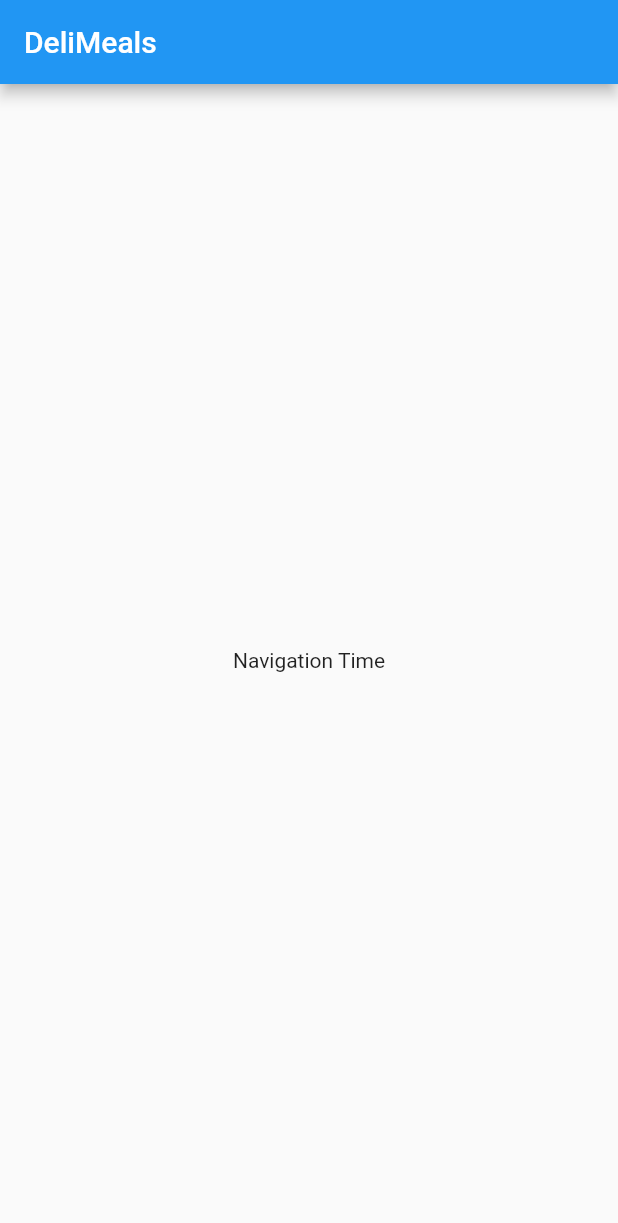
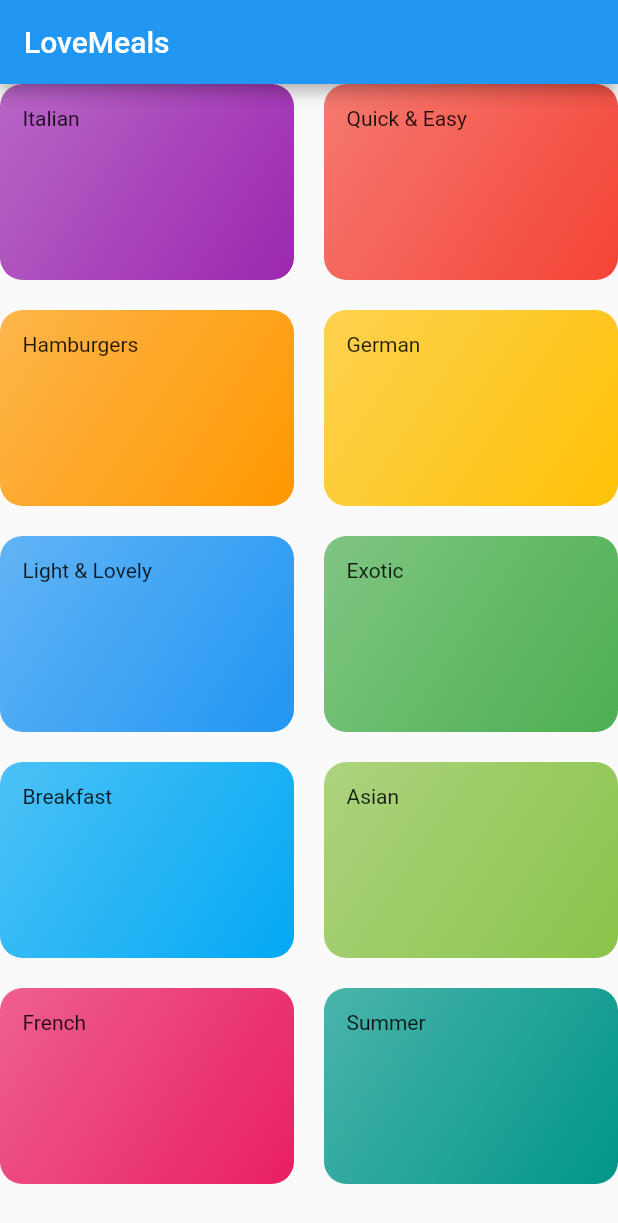
Before and after one commit to ilavisharma/Flutter-Recipes-App, a Flutter app: the screen it shows after launch, on a phone screen of 412 x 824 dp. Shown: the top 1223 px of the screen. Run offline on Flutter 3.47's test engine with Material 2 defaults, Android fonts, the phone set to English and light mode, and no system bars.

Commit message:
add data and create the screen for home

```diff
--- /dev/null
+++ b/lib/categories_screen.dart
@@ -0,0 +1,26 @@
+import 'package:flutter/material.dart';
+import 'package:recipes/category_item.dart';
+import 'package:recipes/dummy_data.dart';
+
+class CategoriesScreen extends StatelessWidget {
+  @override
+  Widget build(BuildContext context) {
+    return Scaffold(
+      appBar: AppBar(title: const Text('LoveMeals')),
+      body: GridView(
+        gridDelegate: SliverGridDelegateWithMaxCrossAxisExtent(
+          maxCrossAxisExtent: 200,
+          childAspectRatio: 3 / 2,
+          crossAxisSpacing: 20,
+          mainAxisSpacing: 20,
+        ),
+        children: DUMMY_CATEGORIES
+            .map((catData) => CategoryItem(
+                  catData.title,
+                  catData.color,
+                ))
+            .toList(),
+      ),
+    );
+  }
+}
--- /dev/null
+++ b/lib/category_item.dart
@@ -0,0 +1,29 @@
+import 'package:flutter/material.dart';
+
+class CategoryItem extends StatelessWidget {
+  final String title;
+  final Color color;
+
+  const CategoryItem(this.title, this.color);
+
+  @override
+  Widget build(BuildContext context) {
+    return Container(
+      padding: const EdgeInsets.all(15),
+      child: Text(
+        title,
+      ),
+      decoration: BoxDecoration(
+        gradient: LinearGradient(
+          colors: [
+            color.withOpacity(0.7),
+            color,
+          ],
+          begin: Alignment.topLeft,
+          end: Alignment.bottomRight,
+        ),
+        borderRadius: BorderRadius.circular(15),
+      ),
+    );
+  }
+}
--- /dev/null
+++ b/lib/dummy_data.dart
@@ -0,0 +1,55 @@
+import 'package:flutter/material.dart';
+import './models/category.dart';
+
+const DUMMY_CATEGORIES = const [
+  Category(
+    id: 'c1',
+    title: 'Italian',
+    color: Colors.purple,
+  ),
+  Category(
+    id: 'c2',
+    title: 'Quick & Easy',
+    color: Colors.red,
+  ),
+  Category(
+    id: 'c3',
+    title: 'Hamburgers',
+    color: Colors.orange,
+  ),
+  Category(
+    id: 'c4',
+    title: 'German',
+    color: Colors.amber,
+  ),
+  Category(
+    id: 'c5',
+    title: 'Light & Lovely',
+    color: Colors.blue,
+  ),
+  Category(
+    id: 'c6',
+    title: 'Exotic',
+    color: Colors.green,
+  ),
+  Category(
+    id: 'c7',
+    title: 'Breakfast',
+    color: Colors.lightBlue,
+  ),
+  Category(
+    id: 'c8',
+    title: 'Asian',
+    color: Colors.lightGreen,
+  ),
+  Category(
+    id: 'c9',
+    title: 'French',
+    color: Colors.pink,
+  ),
+  Category(
+    id: 'c10',
+    title: 'Summer',
+    color: Colors.teal,
+  ),
+];
--- a/lib/main.dart
+++ b/lib/main.dart
@@ -1,4 +1,5 @@
 import 'package:flutter/material.dart';
+import 'package:recipes/categories_screen.dart';
 
 void main() {
   runApp(MyApp());
@@ -12,26 +13,7 @@ class MyApp extends StatelessWidget {
       theme: ThemeData(
         primarySwatch: Colors.blue,
       ),
-      home: MyHomePage(),
+      home: CategoriesScreen(),
     );
   }
 }
-
-class MyHomePage extends StatefulWidget {
-  @override
-  _MyHomePageState createState() => _MyHomePageState();
-}
-
-class _MyHomePageState extends State<MyHomePage> {
-  @override
-  Widget build(BuildContext context) {
-    return Scaffold(
-      appBar: AppBar(
-        title: Text('DeliMeals'),
-      ),
-      body: Center(
-        child: Text('Navigation Time'),
-      ),
-    );
-  }
-}
--- /dev/null
+++ b/lib/models/category.dart
@@ -0,0 +1,13 @@
+import 'package:flutter/material.dart';
+
+class Category {
+  final String id;
+  final String title;
+  final Color color;
+
+  const Category({
+    @required this.id,
+    @required this.title,
+    this.color = Colors.orange,
+  });
+}
```
